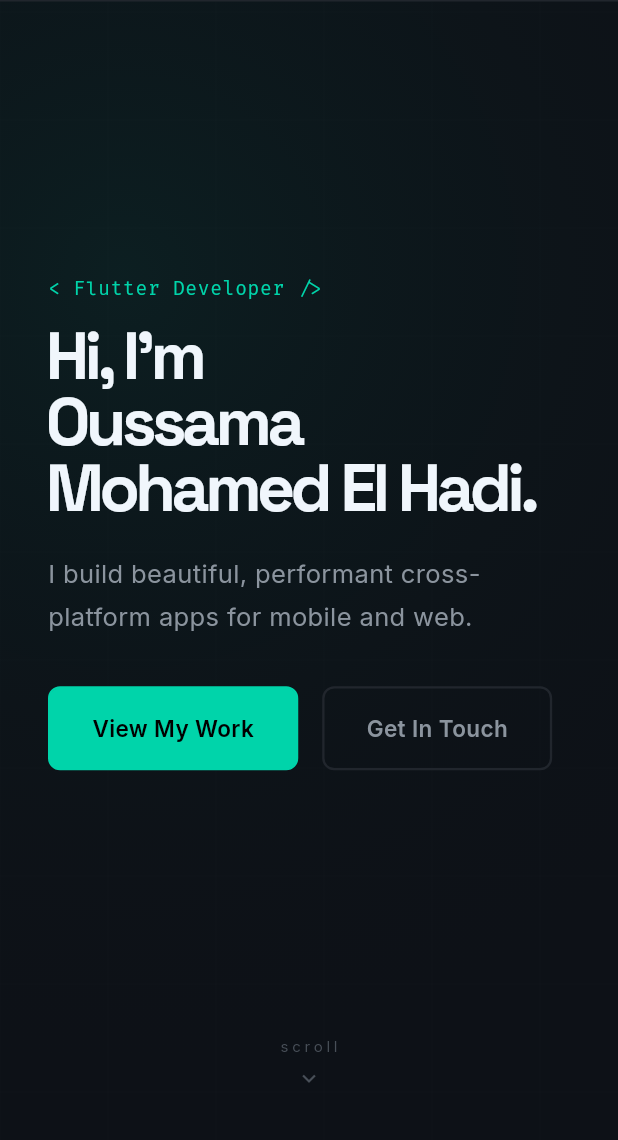
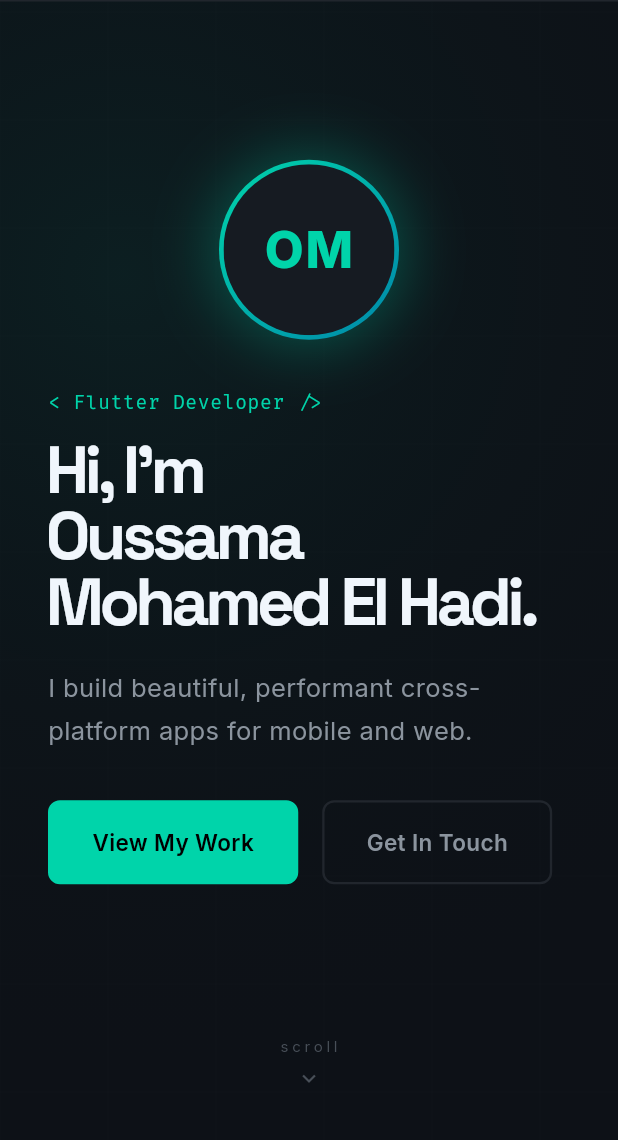
Before and after one commit to osmsmix/portfolio, a Flutter app: the screen it shows after launch, on a phone screen of 412 x 824 dp, the part 96-1236 px from its top. Run offline on Flutter 3.47's test engine with Material 3 defaults, Android fonts, the phone set to English and light mode, and no system bars; drawn by our look-alikes of flutter_animate; our stand-ins replace google_fonts, visibility_detector.

Commit message:
Add store links for all apps and profile photo slot in hero
- PetroTools: App Store link (id6792877304)
- Madrasa: App Store link (id6815927815), remove inDevelopment flag
- PortfolioData.photoAsset: nullable field, set path to activate photo
- Hero redesigned: two-column on desktop (text left, avatar right)
  mobile: avatar centered above text
- _AvatarWidget: circular with teal gradient ring + glow shadow
  shows photo when photoAsset set, else "OM" initials placeholder
- assets/images/ directory registered in pubspec.yaml

Co-Authored-By: Claude Sonnet 4.6 <noreply@anthropic.com>

```diff
--- a/lib/data/portfolio_data.dart
+++ b/lib/data/portfolio_data.dart
@@ -42,6 +42,9 @@ class PortfolioData {
       "I care deeply about clean architecture, smooth animations, and intuitive UX "
       "that makes complex products feel effortless.";
 
+  // Set to 'assets/images/avatar.jpg' (or .png) after adding your photo
+  static const String? photoAsset = null;
+
   static const String email = 'oussama.mohamedelhadi@gmail.com';
   static const String github = 'https://github.com/osmsmix';
   static const String linkedin = 'https://www.linkedin.com/in/oussama-mohamed-el-hadi-3b5344260';
@@ -85,16 +88,14 @@ class PortfolioData {
       description:
           'School management platform connecting directors, teachers, and parents. Features bulletin boards, grade tracking, absence reporting, timetables, and PDF report generation. Backend powered by Supabase.',
       tags: ['Flutter', 'Supabase', 'Provider', 'i18n', 'PDF'],
-      inDevelopment: true,
+      appStoreUrl: 'https://apps.apple.com/tn/app/madrasa/id6815927815',
     ),
     Project(
       title: 'PetroTools',
       description:
           'Engineering toolkit for petroleum students. Currently features an IPR (Inflow Performance Relationship) calculator for computing AOF and productivity index from well test data, with interactive charts.',
       tags: ['Flutter', 'Dart', 'fl_chart', 'Engineering'],
-      // Add store URLs below when available:
-      // appStoreUrl: 'https://apps.apple.com/app/...',
-      // playStoreUrl: 'https://play.google.com/store/apps/details?id=engs.oussama.petrotools',
+      appStoreUrl: 'https://apps.apple.com/tn/app/petrotools/id6792877304',
     ),
     Project(
       title: 'Portfolio Website',
--- a/lib/sections/hero_section.dart
+++ b/lib/sections/hero_section.dart
@@ -36,7 +36,170 @@ class HeroSection extends StatelessWidget {
                   horizontal: 32,
                   vertical: isMobile ? 96 : 64,
                 ),
-                child: Column(
+                child: isMobile
+                    ? _HeroContentMobile(
+                        onProjectsTap: onProjectsTap,
+                        onContactTap: onContactTap,
+                      )
+                    : _HeroContentDesktop(
+                        onProjectsTap: onProjectsTap,
+                        onContactTap: onContactTap,
+                      ),
+              ),
+            ),
+          ),
+          Positioned(
+            bottom: 32,
+            left: 0,
+            right: 0,
+            child: const _ScrollIndicator()
+                .animate(onPlay: (c) => c.repeat(reverse: true))
+                .moveY(
+                  begin: 0,
+                  end: 6,
+                  duration: 1200.ms,
+                  curve: Curves.easeInOut,
+                ),
+          ),
+        ],
+      ),
+    );
+  }
+}
+
+class _HeroContentDesktop extends StatelessWidget {
+  final VoidCallback onProjectsTap;
+  final VoidCallback onContactTap;
+
+  const _HeroContentDesktop({
+    required this.onProjectsTap,
+    required this.onContactTap,
+  });
+
+  @override
+  Widget build(BuildContext context) {
+    return Row(
+      crossAxisAlignment: CrossAxisAlignment.center,
+      children: [
+        Expanded(
+          flex: 6,
+          child: _HeroText(
+            onProjectsTap: onProjectsTap,
+            onContactTap: onContactTap,
+            isMobile: false,
+          ),
+        ),
+        const SizedBox(width: 64),
+        const Expanded(
+          flex: 4,
+          child: Center(child: _AvatarWidget(size: 300)),
+        ),
+      ],
+    );
+  }
+}
+
+class _HeroContentMobile extends StatelessWidget {
+  final VoidCallback onProjectsTap;
+  final VoidCallback onContactTap;
+
+  const _HeroContentMobile({
+    required this.onProjectsTap,
+    required this.onContactTap,
+  });
+
+  @override
+  Widget build(BuildContext context) {
+    return Column(
+      mainAxisAlignment: MainAxisAlignment.center,
+      crossAxisAlignment: CrossAxisAlignment.start,
+      children: [
+        const Center(child: _AvatarWidget(size: 120)),
+        const SizedBox(height: 32),
+        _HeroText(
+          onProjectsTap: onProjectsTap,
+          onContactTap: onContactTap,
+          isMobile: true,
+        ),
+      ],
+    );
+  }
+}
+
+class _AvatarWidget extends StatelessWidget {
+  final double size;
+
+  const _AvatarWidget({required this.size});
+
+  @override
+  Widget build(BuildContext context) {
+    return Container(
+      width: size,
+      height: size,
+      decoration: BoxDecoration(
+        shape: BoxShape.circle,
+        gradient: const LinearGradient(
+          colors: [Color(0xFF00D4AA), Color(0xFF0088AA)],
+          begin: Alignment.topLeft,
+          end: Alignment.bottomRight,
+        ),
+        boxShadow: [
+          BoxShadow(
+            color: const Color(0x5500D4AA),
+            blurRadius: size * 0.3,
+            spreadRadius: size * 0.02,
+          ),
+        ],
+      ),
+      padding: const EdgeInsets.all(3),
+      child: ClipOval(
+        child: PortfolioData.photoAsset != null
+            ? Image.asset(
+                PortfolioData.photoAsset!,
+                fit: BoxFit.cover,
+              )
+            : Container(
+                color: AppColors.surface,
+                child: Center(
+                  child: Text(
+                    'OM',
+                    style: TextStyle(
+                      fontSize: size * 0.28,
+                      fontWeight: FontWeight.w800,
+                      color: AppColors.accent,
+                      letterSpacing: size * 0.01,
+                    ),
+                  ),
+                ),
+              ),
+      ),
+    )
+        .animate()
+        .fadeIn(delay: 400.ms, duration: 800.ms)
+        .scale(
+          begin: const Offset(0.85, 0.85),
+          end: const Offset(1, 1),
+          delay: 400.ms,
+          duration: 800.ms,
+          curve: Curves.easeOut,
+        );
+  }
+}
+
+class _HeroText extends StatelessWidget {
+  final VoidCallback onProjectsTap;
+  final VoidCallback onContactTap;
+  final bool isMobile;
+
+  const _HeroText({
+    required this.onProjectsTap,
+    required this.onContactTap,
+    required this.isMobile,
+  });
+
+  @override
+  Widget build(BuildContext context) {
+    return Column(
       mainAxisAlignment: MainAxisAlignment.center,
       crossAxisAlignment: CrossAxisAlignment.start,
       children: [
@@ -47,14 +210,12 @@ class HeroSection extends StatelessWidget {
             color: AppColors.accent,
             letterSpacing: 0.5,
           ),
-                    )
-                        .animate()
-                        .fadeIn(delay: 100.ms, duration: 600.ms),
+        ).animate().fadeIn(delay: 100.ms, duration: 600.ms),
         const SizedBox(height: 14),
         Text(
           "Hi, I'm\nOussama\nMohamed El Hadi.",
           style: GoogleFonts.spaceGrotesk(
-                        fontSize: isMobile ? 44 : 72,
+            fontSize: isMobile ? 44 : 64,
             fontWeight: FontWeight.w800,
             color: AppColors.textPrimary,
             height: 1.0,
@@ -72,12 +233,12 @@ class HeroSection extends StatelessWidget {
             ),
         const SizedBox(height: 20),
         ConstrainedBox(
-                      constraints: const BoxConstraints(maxWidth: 540),
+          constraints: const BoxConstraints(maxWidth: 520),
           child: TypewriterText(
             text: PortfolioData.tagline,
             startDelay: const Duration(milliseconds: 900),
             style: GoogleFonts.inter(
-                          fontSize: isMobile ? 17 : 19,
+              fontSize: isMobile ? 17 : 18,
               color: AppColors.textSecondary,
               height: 1.7,
             ),
@@ -113,25 +274,6 @@ class HeroSection extends StatelessWidget {
           ],
         ).animate().fadeIn(delay: 700.ms, duration: 600.ms),
       ],
-                ),
-              ),
-            ),
-          ),
-          Positioned(
-            bottom: 32,
-            left: 0,
-            right: 0,
-            child: const _ScrollIndicator()
-                .animate(onPlay: (c) => c.repeat(reverse: true))
-                .moveY(
-                  begin: 0,
-                  end: 6,
-                  duration: 1200.ms,
-                  curve: Curves.easeInOut,
-                ),
-          ),
-        ],
-      ),
     );
   }
 }
--- a/pubspec.yaml
+++ b/pubspec.yaml
@@ -22,3 +22,5 @@ dev_dependencies:
 
 flutter:
   uses-material-design: true
+  assets:
+    - assets/images/
```
Also changed, not shown: assets/images/oussama.jpg (added). Lines whose indentation alone changed are shown as unchanged.
